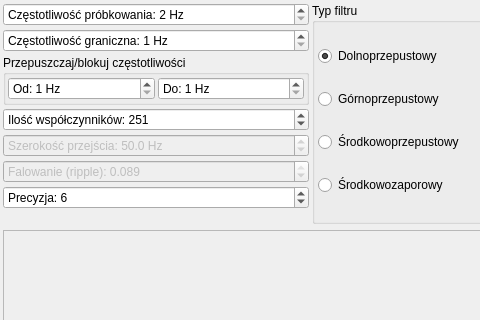
First picture: the form in Additions/FIR_Designer/FIR_Designer.ui, repository zaps166/DSPBlocks, before the edit; both pictures show x 0 to 480 and y 0 to 320 of the 580 by 470 pixel window.
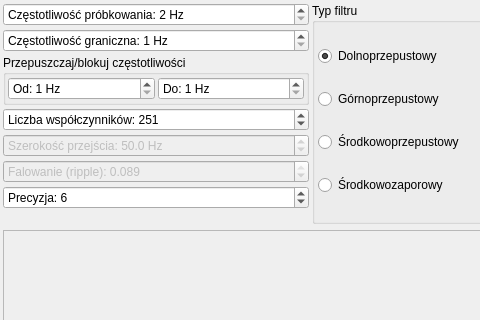
Second picture: the form after the edit. Custom widgets are drawn as their Qt base class.

Commit message: Ilość -> Liczba

```diff
--- a/Additions/FIR_Designer/FIR_Designer.ui
+++ b/Additions/FIR_Designer/FIR_Designer.ui
@@ -105,7 +105,7 @@
    <item row="3" column="0" colspan="2">
     <widget class="QSpinBox" name="numCoeffB">
      <property name="prefix">
-      <string>Ilość współczynników: </string>
+      <string>Liczba współczynników: </string>
      </property>
      <property name="minimum">
       <number>5</number>
```
The commit also changes 5 other files.
